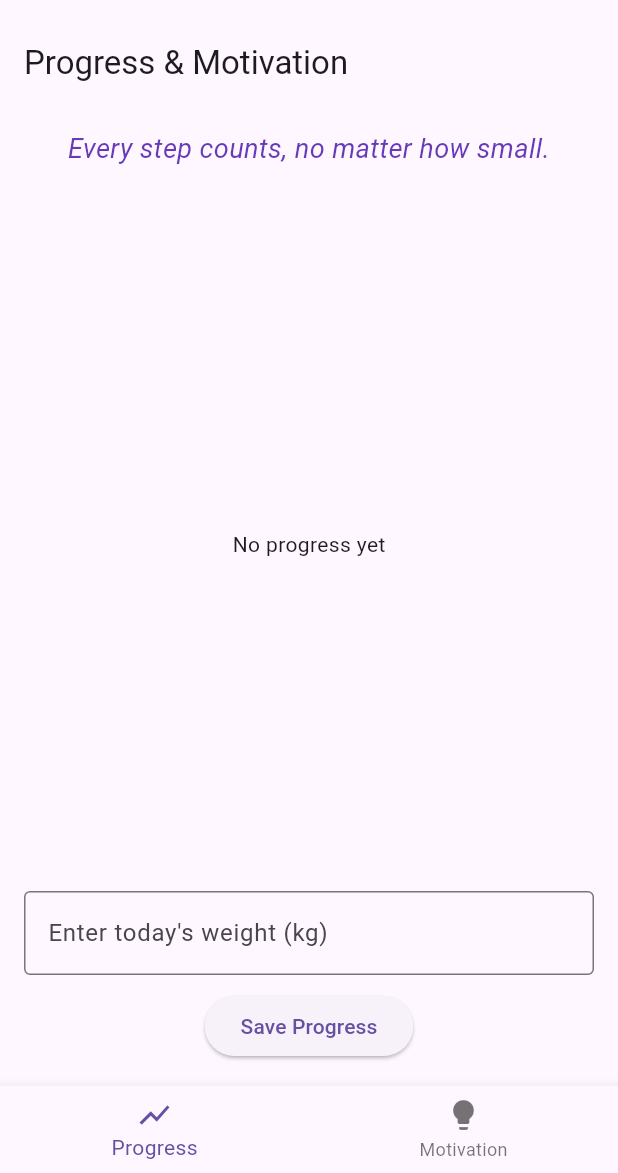
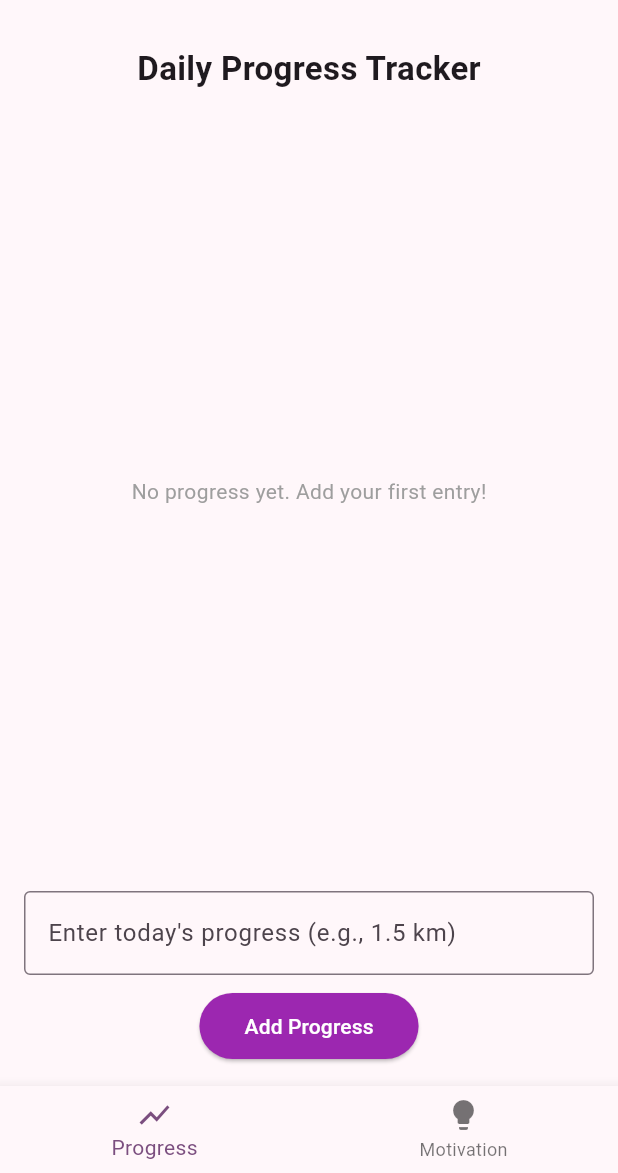
Before and after one commit to ibrar-ghani/fitlife, a Flutter app: the screen it shows after launch, on a phone screen of 412 x 824 dp, the part 63-1236 px from its top. Run offline on Flutter 3.47's test engine with Material 3 defaults, Android fonts, the phone set to English and light mode, and no system bars; our stand-ins replace fl_chart, get, shared_preferences.

Commit message:
"changes "

```diff
--- a/lib/controllers/progress_controoler.dart
+++ b/lib/controllers/progress_controoler.dart
@@ -1,48 +1,24 @@
-import 'dart:convert';
 import 'package:get/get.dart';
 import 'package:shared_preferences/shared_preferences.dart';
-import '../models/progress_model.dart';
 
 class ProgressController extends GetxController {
-  var progressList = <ProgressModel>[].obs;
-  var quote = ''.obs;
+  RxList<double> progressList = <double>[].obs;
 
   @override
   void onInit() {
+    super.onInit();
     loadProgress();
-    loadDailyQuote();
-    super.onInit();
-  }
-
-  Future<void> addProgress(double weight) async {
-    final model = ProgressModel(weight: weight, date: DateTime.now());
-    progressList.add(model);
-    await saveProgress();
-  }
-
-  Future<void> saveProgress() async {
-    final prefs = await SharedPreferences.getInstance();
-    final encoded = jsonEncode(progressList.map((e) => e.toJson()).toList());
-    await prefs.setString('progressData', encoded);
   }
 
   Future<void> loadProgress() async {
     final prefs = await SharedPreferences.getInstance();
-    final data = prefs.getString('progressData');
-    if (data != null) {
-      final decoded = jsonDecode(data) as List;
-      progressList.value =
-          decoded.map((e) => ProgressModel.fromJson(e)).toList();
-    }
+    final saved = prefs.getStringList('progress') ?? [];
+    progressList.value = saved.map((e) => double.parse(e)).toList();
   }
 
-  void loadDailyQuote() {
-    final quotes = [
-      "Push yourself, because no one else will do it for you.",
-      "Every step counts, no matter how small.",
-      "Discipline beats motivation every single day.",
-      "Consistency is what transforms average into excellence."
-    ];
-    quote.value = quotes[DateTime.now().day % quotes.length];
+  Future<void> addProgress(double weight) async {
+    progressList.add(weight);
+    final prefs = await SharedPreferences.getInstance();
+    prefs.setStringList('progress', progressList.map((e) => e.toString()).toList());
   }
 }
--- a/lib/main.dart
+++ b/lib/main.dart
@@ -1,8 +1,14 @@
+import 'package:fitlife/controllers/progress_controoler.dart';
 import 'package:flutter/material.dart';
+import 'package:get/get.dart';
 import 'views/home_page.dart';
-import 'package:get/get.dart';
 
-void main() {
+void main() async {
+  WidgetsFlutterBinding.ensureInitialized();
+
+  // Initialize controller before app runs (for SharedPreferences data)
+  Get.put(ProgressController());
+
   runApp(FitLifeApp());
 }
 
@@ -13,7 +19,8 @@ class FitLifeApp extends StatelessWidget {
       debugShowCheckedModeBanner: false,
       title: 'FitLife',
       theme: ThemeData(
-        primarySwatch: Colors.purple,
+        colorScheme: ColorScheme.fromSeed(seedColor: Colors.purple),
+        useMaterial3: true,
       ),
       home: HomePage(),
     );
--- a/lib/views/progress_page.dart
+++ b/lib/views/progress_page.dart
@@ -1,78 +1,108 @@
-import 'package:fitlife/controllers/progress_controoler.dart';
 import 'package:flutter/material.dart';
-import 'package:get/get.dart';
 import 'package:fl_chart/fl_chart.dart';
+import 'package:shared_preferences/shared_preferences.dart';
 
+class ProgressPage extends StatefulWidget {
+  @override
+  _ProgressPageState createState() => _ProgressPageState();
+}
 
-class ProgressPage extends StatelessWidget {
-  final ProgressController controller = Get.put(ProgressController());
-  final TextEditingController weightController = TextEditingController();
+class _ProgressPageState extends State<ProgressPage> {
+  final TextEditingController _progressController = TextEditingController();
+  List<double> _progressData = [];
 
-  ProgressPage({super.key});
+  @override
+  void initState() {
+    super.initState();
+    _loadProgressData();
+  }
+
+  Future<void> _loadProgressData() async {
+    final prefs = await SharedPreferences.getInstance();
+    final savedData = prefs.getStringList('progressData') ?? [];
+    setState(() {
+      _progressData = savedData.map((e) => double.parse(e)).toList();
+    });
+  }
+
+  Future<void> _saveProgressData() async {
+    final prefs = await SharedPreferences.getInstance();
+    prefs.setStringList(
+        'progressData', _progressData.map((e) => e.toString()).toList());
+  }
+
+  void _addProgress() {
+    if (_progressController.text.isNotEmpty) {
+      final progress = double.tryParse(_progressController.text);
+      if (progress != null) {
+        setState(() {
+          _progressData.add(progress);
+        });
+        _saveProgressData();
+        _progressController.clear();
+      }
+    }
+  }
 
   @override
   Widget build(BuildContext context) {
     return Scaffold(
-      appBar: AppBar(title: const Text("Progress & Motivation")),
       body: Padding(
-        padding: const EdgeInsets.all(16.0),
+        padding: const EdgeInsets.all(16),
         child: Column(
           children: [
-            Obx(() => Text(
-                  controller.quote.value,
-                  style: const TextStyle(
-                    fontSize: 18,
-                    fontStyle: FontStyle.italic,
-                    color: Colors.deepPurple,
+            const Text(
+              'Daily Progress Tracker',
+              style: TextStyle(fontSize: 22, fontWeight: FontWeight.bold),
             ),
-                  textAlign: TextAlign.center,
-                )),
             const SizedBox(height: 20),
             Expanded(
-              child: Obx(() {
-                if (controller.progressList.isEmpty) {
-                  return const Center(child: Text("No progress yet"));
-                }
-                return LineChart(
+              child: _progressData.isEmpty
+                  ? const Center(
+                      child: Text(
+                        'No progress yet. Add your first entry!',
+                        style: TextStyle(color: Colors.grey),
+                      ),
+                    )
+                  : LineChart(
                       LineChartData(
-                    titlesData: FlTitlesData(show: false),
-                    borderData: FlBorderData(show: false),
+                        gridData: FlGridData(show: true),
+                        titlesData: FlTitlesData(show: true),
+                        borderData: FlBorderData(show: true),
                         lineBarsData: [
                           LineChartBarData(
-                        spots: controller.progressList
-                            .asMap()
-                            .entries
-                            .map((e) => FlSpot(
-                                e.key.toDouble(), e.value.weight.toDouble()))
-                            .toList(),
+                            spots: _progressData.asMap().entries.map((e) {
+                              return FlSpot(e.key.toDouble(), e.value);
+                            }).toList(),
                             isCurved: true,
+                            color: Colors.purple,
                             dotData: FlDotData(show: true),
-                      )
+                            belowBarData: BarAreaData(show: false),
+                          ),
                         ],
                       ),
-                );
-              }),
                     ),
+            ),
+            const SizedBox(height: 20),
             TextField(
-              controller: weightController,
+              controller: _progressController,
+              keyboardType: TextInputType.number,
               decoration: const InputDecoration(
-                labelText: "Enter today's weight (kg)",
+                labelText: 'Enter today\'s progress (e.g., 1.5 km)',
                 border: OutlineInputBorder(),
               ),
-              keyboardType: TextInputType.number,
             ),
             const SizedBox(height: 10),
             ElevatedButton(
-              onPressed: () {
-                final weight = double.tryParse(weightController.text);
-                if (weight != null) {
-                  controller.addProgress(weight);
-                  weightController.clear();
-                } else {
-                  Get.snackbar("Error", "Please enter a valid number");
-                }
-              },
-              child: const Text("Save Progress"),
+              onPressed: _addProgress,
+              style: ElevatedButton.styleFrom(
+                backgroundColor: Colors.purple,
+                padding: const EdgeInsets.symmetric(horizontal: 30, vertical: 12),
+              ),
+              child: const Text(
+                'Add Progress',
+                style: TextStyle(color: Colors.white),
+              ),
             ),
           ],
         ),
```
Also changed, not shown: lib/views/motivation_page.dart (+21 -33 lines). Lines whose indentation alone changed are shown as unchanged.
